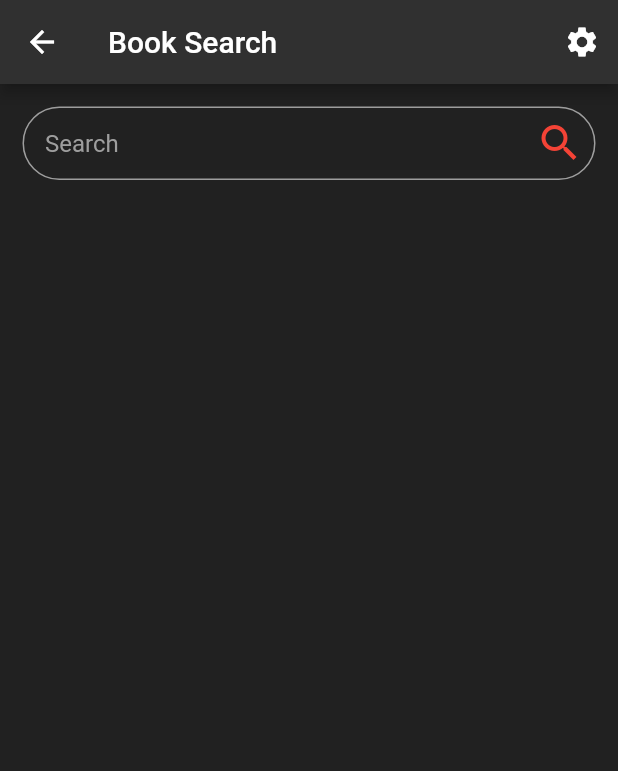
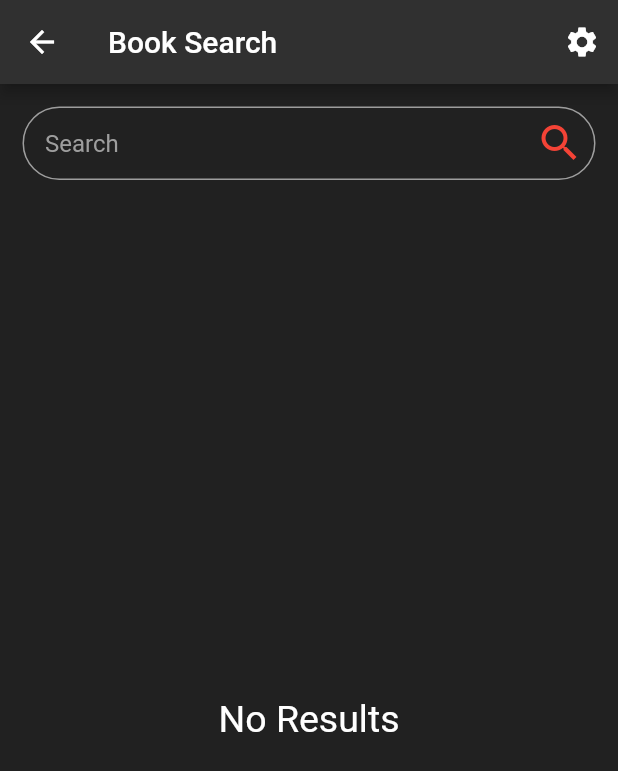
Before and after one commit to ScottXTra/LibGenMobile, a Flutter app: the book_search screen opened directly, on a phone screen of 412 x 824 dp. Shown: the top 771 px of the screen. Run offline on Flutter 3.47's test engine with Material 2 defaults, Android fonts, the light colour scheme and no system bars; our stand-ins replace open_file, simple_shadow; missing offline and left inert: epub_viewer, flutter_downloader; network calls fail.

Commit message:
forgor page

```diff
--- a/mobile_app/lib/bookSearch_page.dart
+++ b/mobile_app/lib/bookSearch_page.dart
@@ -28,7 +28,7 @@ class Debouncer {
 
 class _HomePageState extends State<book_search> {
   final _debouncer = Debouncer();
-  String term = "demo";
+  String term = "";
   List<BookData> ulist = [];
   List<BookData> userLists = [];
   bool isLoading = false;
@@ -151,6 +151,10 @@ class _HomePageState extends State<book_search> {
               },
             ),
           ),
+          if (userLists.length == 0) Spacer(),
+          if (userLists.length == 0) Center(child: Text("No Results", style: TextStyle(color: Colors.white, fontSize: 25),)),
+          if (userLists.length == 0) Spacer()
+          else
           Expanded(
             child: ListView.builder(
               shrinkWrap: true,
@@ -163,7 +167,7 @@ class _HomePageState extends State<book_search> {
                     Navigator.of(context).push(
                       PageRouteBuilder(
                         opaque: false,
-                        pageBuilder: (context, __, ___) => Preview_page(searchResults: userLists),
+                        pageBuilder: (context, __, ___) => Preview_page(searchResults: userLists, index: index),
                       ),
                     );
                   },
```
